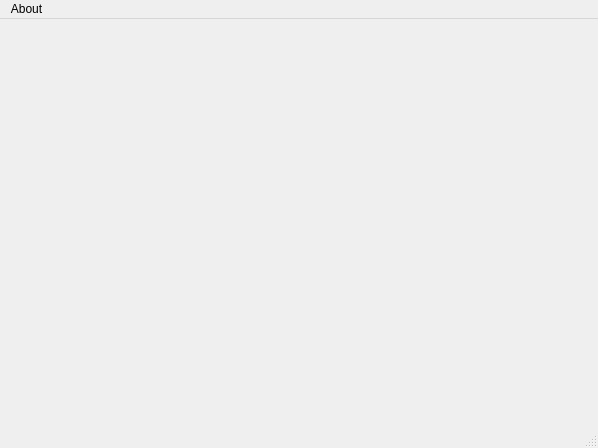
The window that inv_trans_tool/gui/main.ui (tum-i4/inverse-transparency) describes before a commit, drawn with Qt 5.
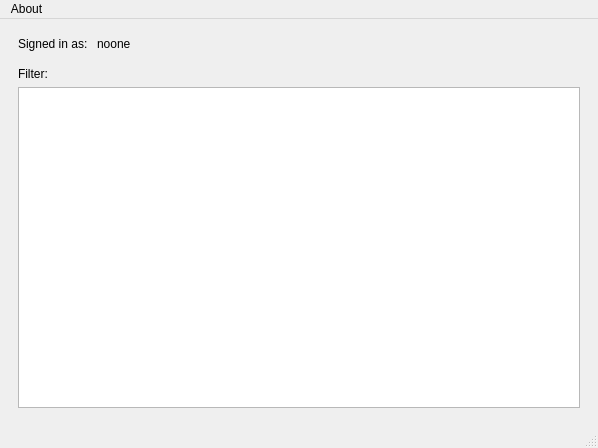
The same window after the commit. The open tabs and pages were chosen to show the change.

Commit message: ui: Adds basic layout for monitor screen

The edit to the form file:
```diff
--- a/inv_trans_tool/gui/main.ui
+++ b/inv_trans_tool/gui/main.ui
@@ -130,7 +130,74 @@
         </layout>
        </widget>
       </widget>
-      <widget class="QWidget" name="main_page"/>
+      <widget class="QWidget" name="main_page">
+       <layout class="QVBoxLayout" name="verticalLayout">
+        <item>
+         <layout class="QHBoxLayout" name="horizontalLayout_0">
+          <item>
+           <widget class="QLabel" name="label_si">
+            <property name="sizePolicy">
+             <sizepolicy hsizetype="Fixed" vsizetype="Preferred">
+              <horstretch>0</horstretch>
+              <verstretch>0</verstretch>
+             </sizepolicy>
+            </property>
+            <property name="font">
+             <font>
+              <pointsize>9</pointsize>
+             </font>
+            </property>
+            <property name="text">
+             <string>Signed in as: </string>
+            </property>
+           </widget>
+          </item>
+          <item>
+           <widget class="QLabel" name="signed_in_as_label">
+            <property name="font">
+             <font>
+              <pointsize>9</pointsize>
+             </font>
+            </property>
+            <property name="text">
+             <string>noone</string>
+            </property>
+           </widget>
+          </item>
+         </layout>
+        </item>
+        <item>
+         <spacer name="verticalSpacer">
+          <property name="orientation">
+           <enum>Qt::Vertical</enum>
+          </property>
+          <property name="sizeType">
+           <enum>QSizePolicy::Fixed</enum>
+          </property>
+          <property name="sizeHint" stdset="0">
+           <size>
+            <width>20</width>
+            <height>10</height>
+           </size>
+          </property>
+         </spacer>
+        </item>
+        <item>
+         <layout class="QHBoxLayout" name="horizontalLayout_1">
+          <item>
+           <widget class="QLabel" name="label_4">
+            <property name="text">
+             <string>Filter:</string>
+            </property>
+           </widget>
+          </item>
+         </layout>
+        </item>
+        <item>
+         <widget class="QTableWidget" name="tableWidget"/>
+        </item>
+       </layout>
+      </widget>
      </widget>
     </item>
    </layout>
```
